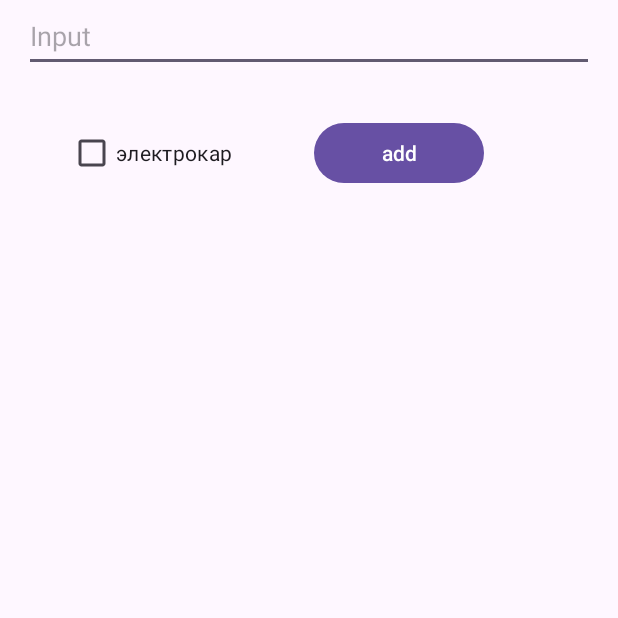
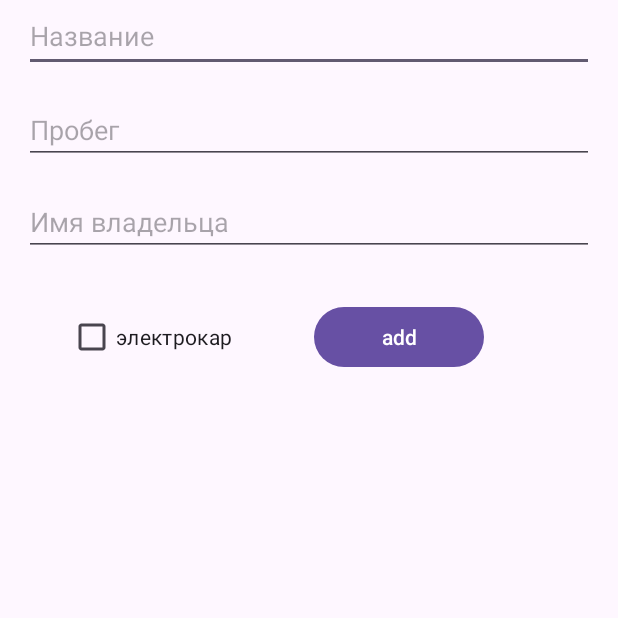
Before and after one commit to noresontoany/moblile_lab3, an Android app: the screen it shows after launch (MainActivity), on a phone screen of 412 x 824 dp, the top half of it. Run offline under Robolectric (Android 15) with nearby library versions, the phone set to English and light mode, and no system bars.

Commit message:
3 lab is done:

```diff
--- a/app/src/main/java/Logic/Car.kt
+++ b/app/src/main/java/Logic/Car.kt
@@ -1,5 +1,5 @@
 package Logic
 
-    data class Car(val name: String, var newcar: Boolean, var сarMileage: Int) {
+    data class Car(val name: String, var newcar: Boolean, var сarMileage: Int, var driverName : String) {
 
     }
--- a/app/src/main/java/com/example/lab_3/MainActivity.kt
+++ b/app/src/main/java/com/example/lab_3/MainActivity.kt
@@ -28,6 +28,8 @@ class MainActivity : AppCompatActivity() {
         }
 
         val checkBoxNewCar = findViewById<CheckBox>(R.id.isNewCar)
+        val carNumber = findViewById<EditText>(R.id.carNumber)
+        val driverName = findViewById<EditText>(R.id.driverName)
         var cars = mutableListOf<Car>()
         var cars_names = mutableListOf<String>()
         var carsMap : MutableMap <String, Int> = mutableMapOf()
@@ -46,7 +48,7 @@ class MainActivity : AppCompatActivity() {
 
         addButton.setOnClickListener {
             val carName = myTxt.text.toString()
-            if (carName.isEmpty()) {
+            if (carName.isEmpty() || carNumber.text.toString().isEmpty()||driverName.text.toString().isEmpty()) {
                 toastShow("Строка пуста")
             } else if (carsMap.containsKey(carName)) {
                 toastShow("Имя уже занято")
@@ -58,9 +60,9 @@ class MainActivity : AppCompatActivity() {
                     mode = true
                     carType = "Электрокар"
                 }
-                val newCar = Car(carName,mode,1)
+                val newCar = Car(carName,mode, carNumber.text.toString().toInt(),driverName.text.toString())
                 cars.add(newCar)
-                cars_names.add(carName)
+                cars_names.add("Название:" + carName + "\nПробег:" + carNumber.text.toString() + "\nИмя водителя:" + driverName.text.toString())
                 carsMap.put(carName, newCar.hashCode())
                 myTxt.text.clear()
                 arrayAdapter.notifyDataSetChanged()
--- a/app/src/main/res/layout/activity_main.xml
+++ b/app/src/main/res/layout/activity_main.xml
@@ -20,7 +20,7 @@
         app:layout_constraintEnd_toEndOf="parent"
         app:layout_constraintHorizontal_bias="0.751"
         app:layout_constraintStart_toStartOf="parent"
-        app:layout_constraintTop_toBottomOf="@+id/myEdit"
+        app:layout_constraintTop_toBottomOf="@+id/driverName"
         app:rippleColor="#DF0707"
         app:strokeColor="#B80F0F" />
 
@@ -29,11 +29,23 @@
         android:layout_width="match_parent"
         android:layout_height="wrap_content"
         android:layout_margin="16dp"
-        android:hint="Input"
+        android:hint="Название"
         android:inputType="text"
         android:minHeight="48dp"
         tools:layout_editor_absoluteX="16dp"
         tools:layout_editor_absoluteY="11dp" />
+
+    <EditText
+        android:id="@+id/driverName"
+        android:layout_width="0dp"
+        android:layout_height="wrap_content"
+        android:layout_margin="16dp"
+        android:ems="10"
+        android:hint="Имя владельца"
+        android:inputType="text"
+        app:layout_constraintEnd_toEndOf="parent"
+        app:layout_constraintStart_toStartOf="parent"
+        app:layout_constraintTop_toBottomOf="@+id/carNumber" />
 
     <CheckBox
         android:id="@+id/isNewCar"
@@ -43,24 +55,27 @@
         android:text="электрокар"
         app:layout_constraintEnd_toStartOf="@+id/addBtn"
         app:layout_constraintStart_toStartOf="parent"
-        app:layout_constraintTop_toBottomOf="@+id/myEdit" />
+        app:layout_constraintTop_toBottomOf="@+id/driverName" />
 
-    <LinearLayout
-        android:id="@+id/linearLayout"
-        android:layout_width="389dp"
-        android:layout_height="389dp"
-        android:orientation="vertical"
-        app:layout_constraintBottom_toBottomOf="parent"
+    <ListView
+        android:id="@+id/userlist"
+        android:layout_width="379dp"
+        android:layout_height="623dp"
+        android:layout_margin="50dp"
+        app:layout_constraintTop_toBottomOf="@+id/addBtn"
+        tools:layout_editor_absoluteX="11dp"></ListView>
+
+    <EditText
+        android:id="@+id/carNumber"
+        android:layout_width="0dp"
+        android:layout_height="wrap_content"
+        android:layout_margin="16dp"
+        android:ems="10"
+        android:hint="Пробег"
+        android:inputType="number"
         app:layout_constraintEnd_toEndOf="parent"
         app:layout_constraintStart_toStartOf="parent"
-        app:layout_constraintTop_toBottomOf="@+id/addBtn">
-
-        <ListView
-            android:id="@+id/userlist"
-            android:layout_width="match_parent"
-            android:layout_height="match_parent"></ListView>
-
-    </LinearLayout>
+        app:layout_constraintTop_toBottomOf="@+id/myEdit" />
 
 
 </androidx.constraintlayout.widget.ConstraintLayout>
```
